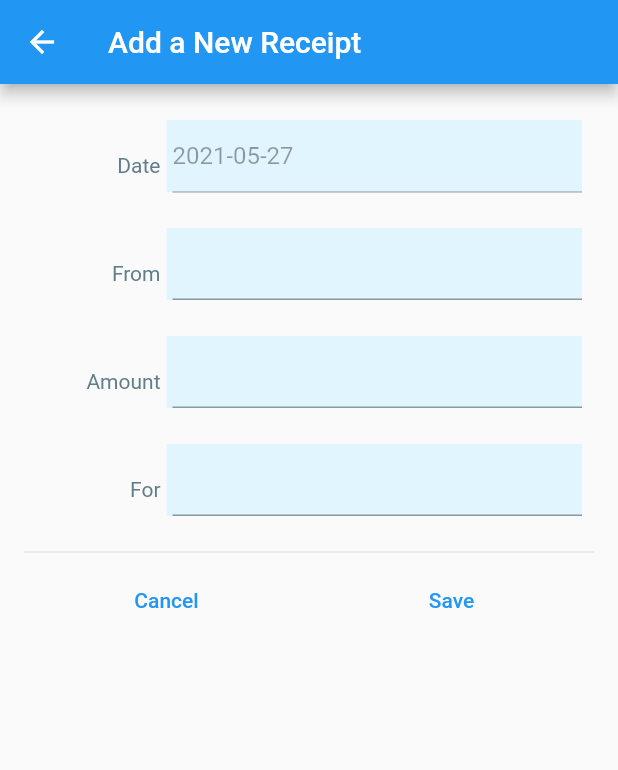
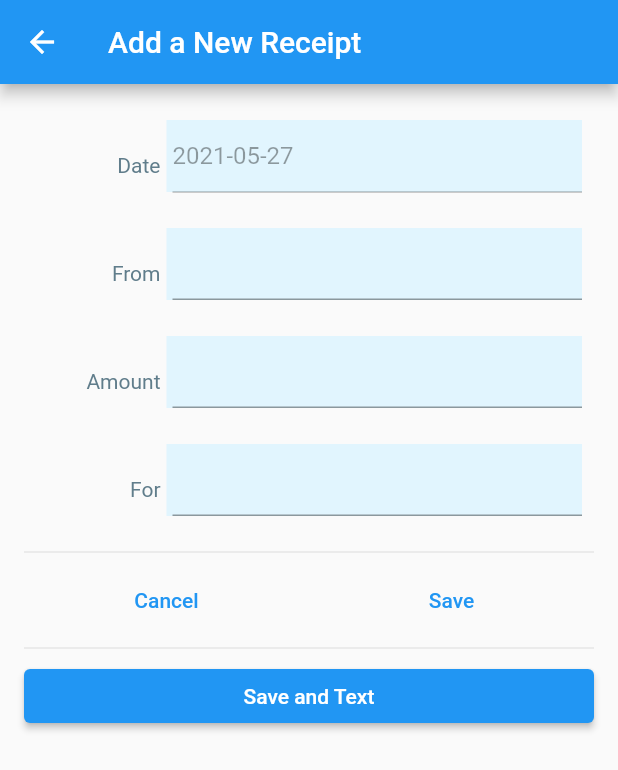
Before and after one commit to thomaslsimpson/rcpt, a Flutter app: the AddRCPTPage screen opened directly, after a tap on "Save", on a phone screen of 412 x 824 dp. Shown: the top 770 px of the screen. Run offline on Flutter 3.47's test engine with Material 2 defaults, Android fonts, the phone set to English and light mode, and no system bars; our stand-ins replace hive, hive_flutter; missing offline and left inert: flutter_sms; accounts and stored records are empty.

Commit message:
adding sms support

```diff
--- a/lib/main.dart
+++ b/lib/main.dart
@@ -3,7 +3,7 @@
 import 'package:flutter/material.dart';
 import 'package:hive/hive.dart';
 import 'package:hive_flutter/hive_flutter.dart';
-
+import 'package:flutter_sms/flutter_sms.dart';
 
 void main() async {
 
@@ -17,12 +17,14 @@ void main() async {
   dbm.whenReady((){
     print("DB Manager is ready now.");
 
+    // -----------------------------
     // this manually deletes the disk contents
     //Hive.box('MAIN_DB').deleteFromDisk();
     //Hive.box('INFO_DB').deleteFromDisk();
 
+    // -----------------------------
+    // makes fake entries for testing
     // index, mills-epoch, from, amount, for
-    // makes fake entries for testing
     /*
     var monthsToAdd= 16;
     var m0;
@@ -214,14 +216,29 @@ class _AddRCPTPageState extends State<AddRCPTPage> {
               Row(
                 children: [
                   Expanded(
-                      child: TextButton(
-                    child: Text("Cancel"),
-                    onPressed: () => {Navigator.pop(context)},
+                    child: TextButton(
+                      child: Text("Cancel"),
+                      onPressed: () => {Navigator.pop(context)},
                   )),
                   Expanded(
                     child: TextButton(
                       child: Text("Save"),
                       onPressed: () {
+                        widget.onValueChanged(result);
+                        Navigator.pop(context);
+                      },
+                    ),
+                  ),
+                ]
+              ),
+              Divider(),
+              Row(
+                children: [
+                  Expanded(
+                    child: ElevatedButton(
+                      child: Text("Save and Text"),
+                      onPressed: () {
+                        sendTextRCPT();
                         widget.onValueChanged(result);
                         Navigator.pop(context);
                       },
@@ -235,6 +252,12 @@ class _AddRCPTPageState extends State<AddRCPTPage> {
       ),
     );
   }
+
+  void sendTextRCPT() async {
+    String result = await sendSMS(message: "text", recipients: ["6013410440"]);
+    print("Text result: $result");
+  }
+
 }
 
 //
@@ -301,7 +324,7 @@ class RCPTCardWidget extends StatelessWidget {
                 Expanded(flex: 3, child: RCPTCardWidgetField("No.")),
                 Expanded(
                     flex: 6,
-                    child: Text("$id",
+                    child: Text("$id", textAlign: TextAlign.right,
                         style: TextStyle(color: Colors.red, fontSize: 24))),
               ],
             ),
@@ -316,7 +339,7 @@ class RCPTCardWidget extends StatelessWidget {
                 Expanded(flex: 13, child: RCPTCardWidgetField("Amount")),
                 Expanded(
                   flex: 8,
-                  child: RCPTCardWidgetValue(amount),
+                  child: RCPTCardWidgetValue(amount, align: TextAlign.right,),
                 ),
               ],
             ),
@@ -359,7 +382,8 @@ class RCPTCardWidgetValue extends StatelessWidget {
   @override
   Widget build(BuildContext context) {
     return Container(
-        padding: EdgeInsets.fromLTRB(0, 8, 4, 8),
+        padding: EdgeInsets.fromLTRB(0, 8, 4, 2),
+        margin: EdgeInsets.fromLTRB(0, 0, 4, 6),
         decoration: const BoxDecoration(
           border:
               Border(bottom: BorderSide(width: 1.0, color: Colors.blueGrey)),
--- a/pubspec.yaml
+++ b/pubspec.yaml
@@ -25,6 +25,7 @@ dependencies:
     sdk: flutter
   hive: ^2.0.4
   hive_flutter: ^1.0.0
+  flutter_sms: ^2.3.1
 
   # The following adds the Cupertino Icons font to your application.
   # Use with the CupertinoIcons class for iOS style icons.
```
Also changed, not shown: pubspec.lock, 1 other file.
